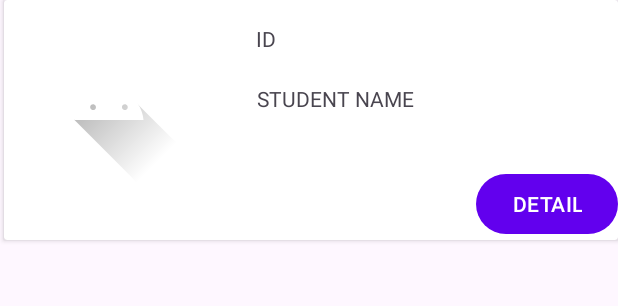
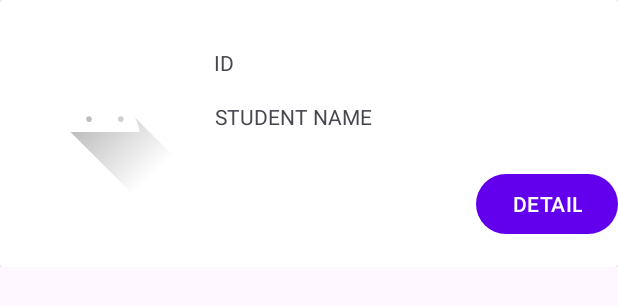
Before and after one commit to KevinTegar/AdvWeek4160421118, an Android app: the layout student_list_item.xml on its own in the app's theme, with its tools: preview values and no code run, on a phone screen of 412 x 824 dp. Shown: the top 306 px of the screen. Run offline under Robolectric (Android 15) with nearby library versions, the phone set to English and light mode, and no system bars; network calls fail.

Commit message:
Tugas Week 6

```diff
--- a/app/build.gradle.kts
+++ b/app/build.gradle.kts
@@ -53,6 +53,8 @@ dependencies {
     implementation("androidx.constraintlayout:constraintlayout:2.1.4")
     implementation("androidx.navigation:navigation-fragment-ktx:2.7.7")
     implementation("androidx.navigation:navigation-ui-ktx:2.7.7")
+    implementation("com.android.volley:volley:1.2.1")
+    implementation("com.google.code.gson:gson:2.10.1")
     testImplementation("junit:junit:4.13.2")
     androidTestImplementation("androidx.test.ext:junit:1.1.5")
     androidTestImplementation("androidx.test.espresso:espresso-core:3.5.1")
--- a/app/src/main/AndroidManifest.xml
+++ b/app/src/main/AndroidManifest.xml
@@ -1,6 +1,8 @@
 <?xml version="1.0" encoding="utf-8"?>
 <manifest xmlns:android="http://schemas.android.com/apk/res/android"
     xmlns:tools="http://schemas.android.com/tools">
+
+    <uses-permission android:name="android.permission.INTERNET" />
 
     <application
         android:allowBackup="true"
@@ -11,7 +13,11 @@
         android:roundIcon="@mipmap/ic_launcher_round"
         android:supportsRtl="true"
         android:theme="@style/Theme.AdvWeek4160421118"
+        android:usesCleartextTraffic="true"
         tools:targetApi="31">
+        <activity
+            android:name=".fragment_car_list"
+            android:exported="false" />
         <activity
             android:name=".view.MainActivity"
             android:exported="true">
--- a/app/src/main/res/layout/student_list_item.xml
+++ b/app/src/main/res/layout/student_list_item.xml
@@ -3,24 +3,24 @@
     xmlns:app="http://schemas.android.com/apk/res-auto"
     xmlns:tools="http://schemas.android.com/tools"
     android:layout_width="match_parent"
-    android:layout_height="match_parent">
+    android:layout_height="wrap_content">
 
     <androidx.cardview.widget.CardView
-        android:layout_width="409dp"
+        android:layout_width="match_parent"
         android:layout_height="wrap_content"
         app:layout_constraintEnd_toEndOf="parent"
         app:layout_constraintTop_toTopOf="parent">
 
         <androidx.constraintlayout.widget.ConstraintLayout
             android:layout_width="match_parent"
-            android:layout_height="match_parent">
+            android:layout_height="178dp">
 
             <ImageView
                 android:id="@+id/imageView"
                 android:layout_width="wrap_content"
                 android:layout_height="wrap_content"
                 android:layout_marginStart="16dp"
-                android:layout_marginTop="16dp"
+                android:layout_marginTop="24dp"
                 app:layout_constraintStart_toStartOf="parent"
                 app:layout_constraintTop_toTopOf="parent"
                 tools:srcCompat="@drawable/ic_launcher_foreground" />
@@ -29,8 +29,8 @@
                 android:id="@+id/txtID"
                 android:layout_width="49dp"
                 android:layout_height="0dp"
-                android:layout_marginTop="16dp"
-                android:layout_marginEnd="192dp"
+                android:layout_marginTop="32dp"
+                android:layout_marginEnd="220dp"
                 android:text="ID"
                 app:layout_constraintEnd_toEndOf="parent"
                 app:layout_constraintTop_toTopOf="parent" />
@@ -39,8 +39,8 @@
                 android:id="@+id/txtName"
                 android:layout_width="wrap_content"
                 android:layout_height="wrap_content"
-                android:layout_marginTop="56dp"
-                android:layout_marginEnd="136dp"
+                android:layout_marginTop="68dp"
+                android:layout_marginEnd="164dp"
                 android:text="STUDENT NAME"
                 app:layout_constraintEnd_toEndOf="parent"
                 app:layout_constraintTop_toTopOf="parent" />
```
Also changed, not shown: app/src/main/java/com/example/advweek4160421118/model/Model.kt (+8 -2 lines), app/src/main/java/com/example/advweek4160421118/view/StudentListAdapter.kt (+6 -5 lines), app/src/main/java/com/example/advweek4160421118/view/StudentListFragment.kt (+20 -2 lines), app/src/main/java/com/example/advweek4160421118/viewmodel/ListViewModel.kt (+39 -11 lines), app/src/main/res/layout/fragment_student_detail.xml (+19 -15 lines), app/src/main/res/layout/fragment_student_list.xml (+4 -3 lines), app/src/main/res/navigation/main_navigation.xml (+6 -1 lines).
